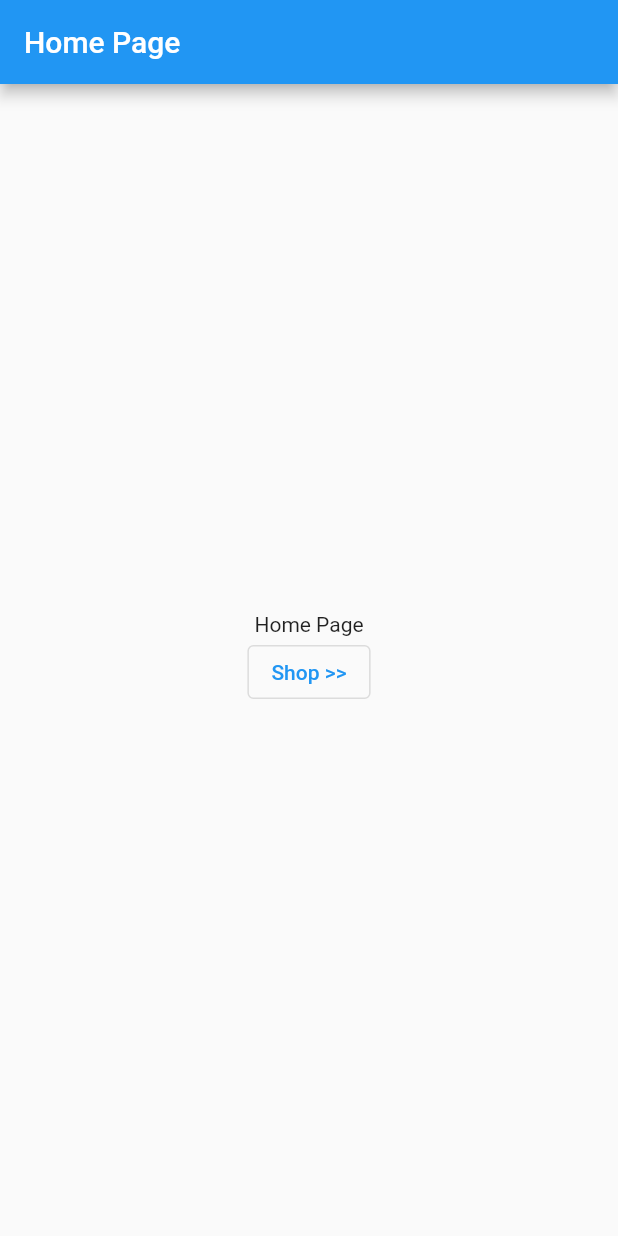
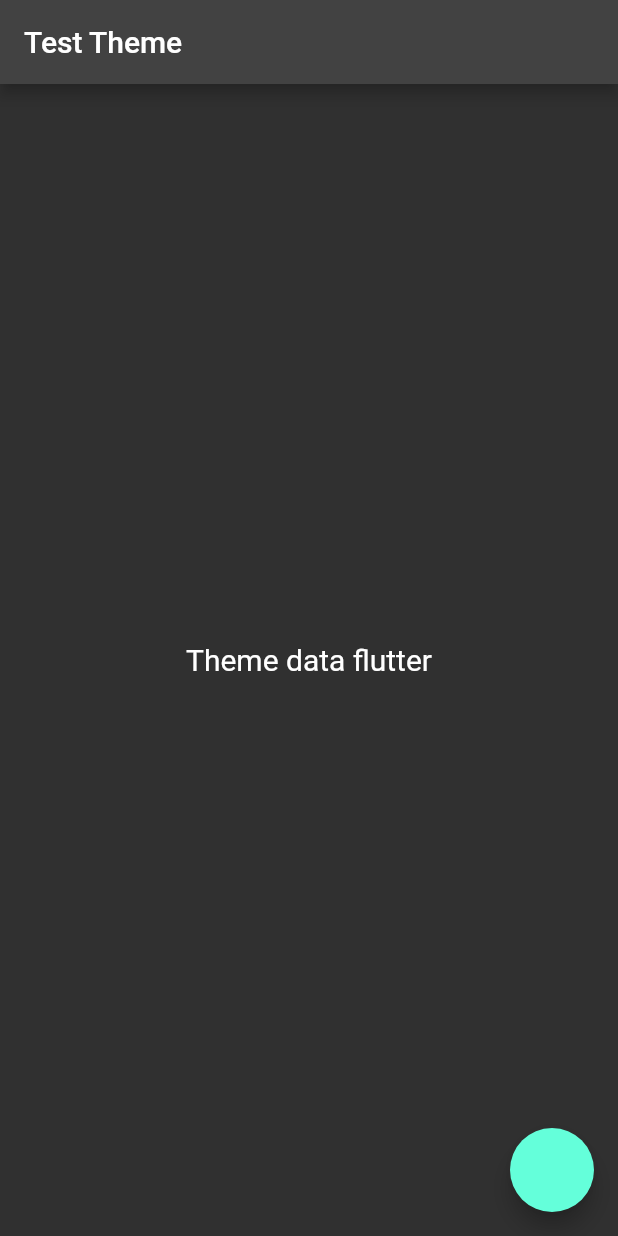
Before and after one commit to al-chakim/belajar-getX, a Flutter app: the screen it shows after launch, on a phone screen of 412 x 824 dp. Run offline on Flutter 3.47's test engine with Material 2 defaults, Android fonts, the light colour scheme and no system bars; our stand-ins replace get.

Commit message:
rada gelo

```diff
--- a/lib/main.dart
+++ b/lib/main.dart
@@ -1,6 +1,6 @@
 import 'package:flutter/material.dart';
 import 'package:get/get.dart';
-import 'package:get_apps/ui/pages/home.dart';
+import 'package:get_apps/pages/home.dart';
 
 void main() => runApp(MyApp());
 
@@ -11,6 +11,7 @@ class MyApp extends StatelessWidget {
   Widget build(BuildContext context) {
     return GetMaterialApp(
       home: Home(),
+      theme: ThemeData.dark(),
     );
   }
 }
--- /dev/null
+++ b/lib/pages/home.dart
@@ -0,0 +1,28 @@
+import 'package:flutter/material.dart';
+import 'package:get/get.dart';
+
+class Home extends StatelessWidget {
+  const Home({super.key});
+
+  @override
+  Widget build(BuildContext context) {
+    return Scaffold(
+      appBar: AppBar(
+        title: Text('Test Theme'),
+      ),
+      body: Center(
+        child: Text(
+          'Theme data flutter',
+          style: TextStyle(fontSize: 20),
+        ),
+      ),
+      floatingActionButton: FloatingActionButton(
+        onPressed: () {
+          Get.changeTheme(
+            Get.isDarkMode ? ThemeData.light() : ThemeData.dark(),
+          );
+        },
+      ),
+    );
+  }
+}
--- a/lib/ui/pages/home.dart
+++ /dev/null
@@ -1,30 +0,0 @@
-import 'package:flutter/material.dart';
-import 'package:get/get.dart';
-import 'package:get_apps/ui/pages/shop.dart';
-
-class Home extends StatelessWidget {
-  const Home({super.key});
-
-  @override
-  Widget build(BuildContext context) {
-    return Scaffold(
-      appBar: AppBar(
-        title: Text('Home Page'),
-      ),
-      body: Center(
-        child: Column(
-          mainAxisAlignment: MainAxisAlignment.center,
-          children: [
-            Text('Home Page'),
-            OutlinedButton(
-              onPressed: () {
-                Get.to(() => Shope());
-              },
-              child: Text('Shop >>'),
-            ),
-          ],
-        ),
-      ),
-    );
-  }
-}
```
Also changed, not shown: lib/controllers/shopC.dart (deleted, +0 -11 lines), lib/ui/pages/shop.dart (deleted, +0 -31 lines), lib/ui/widgets/shopitem.dart (deleted, +0 -66 lines).
